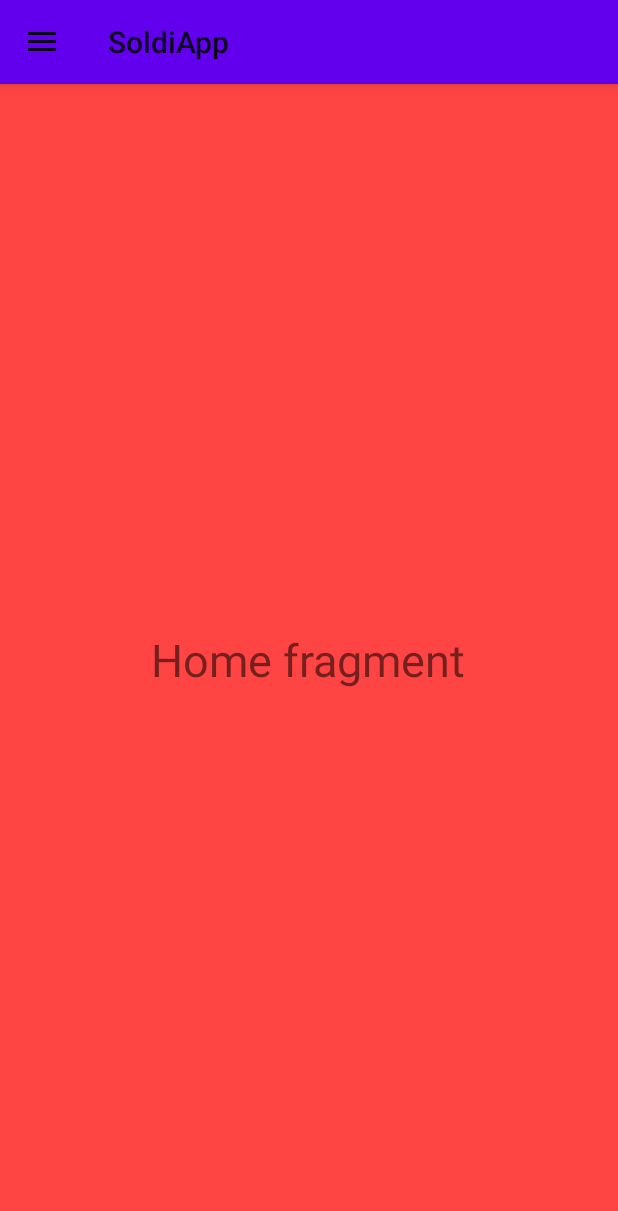
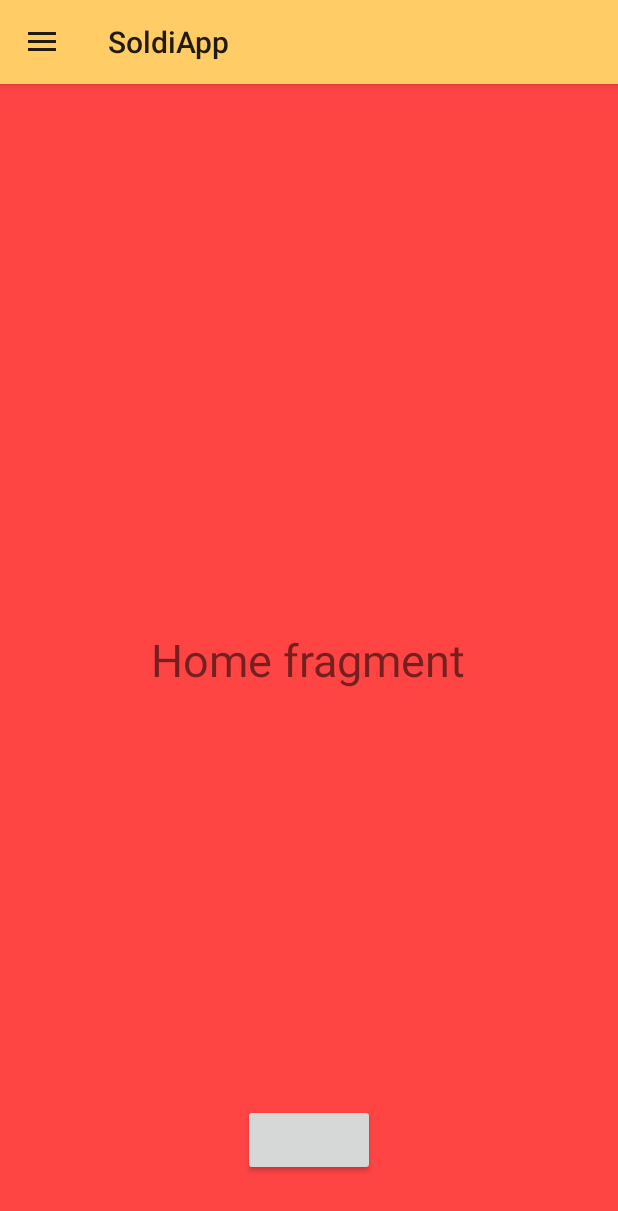
Before and after one commit to ETS-Android2/Android_App_Soldi, an Android app: the screen it shows after launch (MainActivity), on a phone screen of 412 x 824 dp. Shown: the top 1211 px of the screen. Run offline under Robolectric (Android 15) with nearby library versions, the phone set to English and light mode, and no system bars; our stand-ins replace navigation-ui; 1 statement that could not run was skipped.

Commit message:
Navigation Component basics and fragment fixes

```diff
--- a/app/build.gradle
+++ b/app/build.gradle
@@ -26,6 +26,12 @@ android {
 dependencies {
     implementation fileTree(dir: 'libs', include: ['*.jar'])
 
+    def nav_version = "2.3.0-alpha04"
+    // Java language implementation
+    implementation "androidx.navigation:navigation-fragment:$nav_version"
+    implementation "androidx.navigation:navigation-ui:$nav_version"
+
+
     implementation 'androidx.appcompat:appcompat:1.0.2'
     implementation 'com.google.android.material:material:1.0.0'
     implementation 'androidx.constraintlayout:constraintlayout:1.1.3'
--- a/app/src/main/java/com/example/soldiapp/HomeFragment.java
+++ b/app/src/main/java/com/example/soldiapp/HomeFragment.java
@@ -4,10 +4,13 @@ import android.os.Bundle;
 import android.view.LayoutInflater;
 import android.view.View;
 import android.view.ViewGroup;
+import android.widget.Button;
 
 import androidx.annotation.NonNull;
 import androidx.annotation.Nullable;
 import androidx.fragment.app.Fragment;
+import androidx.navigation.NavController;
+import androidx.navigation.Navigation;
 
 public class HomeFragment extends Fragment {
 
@@ -16,4 +19,21 @@ public class HomeFragment extends Fragment {
     public View onCreateView(@NonNull LayoutInflater inflater, @Nullable ViewGroup container, @Nullable Bundle savedInstanceState) {
         return inflater.inflate(R.layout.fragment_home,container, false);
     }
+
+    @Override
+    public void onViewCreated(@NonNull View view, @Nullable Bundle savedInstanceState) {
+        super.onViewCreated(view, savedInstanceState);
+
+        final NavController navController = Navigation.findNavController(getActivity(),R.id.nav_host_fragment);
+
+        Button button = view.findViewById(R.id.startExpenseButton);
+        button.setOnClickListener(new View.OnClickListener(){
+            @Override
+            public void onClick(View v) {
+                navController.navigate(R.id.action_homeFragment_to_i_ExpenseTypeFragment);
+            }
+        });
+
+
+    }
 }
--- a/app/src/main/java/com/example/soldiapp/MainActivity.java
+++ b/app/src/main/java/com/example/soldiapp/MainActivity.java
@@ -6,9 +6,15 @@ import androidx.appcompat.app.AppCompatActivity;
 import androidx.appcompat.widget.Toolbar;
 import androidx.core.view.GravityCompat;
 import androidx.drawerlayout.widget.DrawerLayout;
+import androidx.navigation.NavController;
+import androidx.navigation.Navigation;
+import androidx.navigation.fragment.NavHostFragment;
+import androidx.navigation.ui.NavigationUI;
 
+import android.app.Fragment;
 import android.os.Bundle;
 import android.view.MenuItem;
+import android.view.View;
 import android.widget.Toast;
 
 import com.google.android.material.navigation.NavigationView;
@@ -21,8 +27,64 @@ public class MainActivity extends AppCompatActivity implements NavigationView.On
         super.onCreate(savedInstanceState);
         setContentView(R.layout.activity_main);
 
+        //Navigation
+        setupNavigation();
+
+        //Navigation drawer and toolbar
+        setupNavigationDrawerAndToolbar(savedInstanceState);
+
+    }
+
+    @Override
+    public void onBackPressed() {
+        if (drawer.isDrawerOpen(GravityCompat.START)) {
+            drawer.closeDrawer(GravityCompat.START);
+        } else {
+            super.onBackPressed();
+        }
+
+    }
+
+    //Setting up navigation
+    private void setupNavigation() {
+
         Toolbar toolbar = findViewById(R.id.toolbar);
         setSupportActionBar(toolbar);
+        getSupportActionBar().setDisplayHomeAsUpEnabled(true);
+        getSupportActionBar().setDisplayShowHomeEnabled(true);
+
+        DrawerLayout drawerLayout = findViewById(R.id.drawer_layout);
+
+        NavigationView navigationView = findViewById(R.id.nav_view);
+
+        NavController navController = Navigation.findNavController(this, R.id.nav_host_fragment);
+
+        NavigationUI.setupActionBarWithNavController(this, navController, drawerLayout);
+
+        NavigationUI.setupWithNavController(navigationView, navController);
+
+        navigationView.setNavigationItemSelectedListener(this);
+
+    }
+
+    //TRATAR DE ENCONTRAR EL LISTENER DEL HAMBURGUER PARA CUANDO ESTE EN FRAGMENT DE NAVIGATION DAR HACIA ATRÁS, NO DESPLEGAR DRAWER
+    /*
+            if (getSupportActionBar().getTitle().toString().equals(getResources().getString(R.string.expense_type_title))) {
+        NavController navController = Navigation.findNavController(this, R.id.nav_host_fragment);
+        navController.popBackStack();
+    } else if (getSupportActionBar().getTitle().toString().equals(getResources().getString(R.string.payment_method_title))) {
+        NavController navController = Navigation.findNavController(this, R.id.nav_host_fragment);
+        navController.popBackStack();
+    } else if (getSupportActionBar().getTitle().toString().equals(getResources().getString(R.string.confirm_expense_title))) {
+        NavController navController = Navigation.findNavController(this, R.id.nav_host_fragment);
+        navController.popBackStack();
+    } else {
+    */
+
+    private void setupNavigationDrawerAndToolbar(Bundle savedInstanceState) {
+        Toolbar toolbar = findViewById(R.id.toolbar);
+        setSupportActionBar(toolbar);
+        getSupportActionBar().setTitle(getString(R.string.app_name));
 
         drawer = findViewById(R.id.drawer_layout);
         NavigationView navigationView = findViewById(R.id.nav_view);
@@ -33,46 +95,40 @@ public class MainActivity extends AppCompatActivity implements NavigationView.On
         drawer.addDrawerListener(toggle);
         toggle.syncState();
 
-        if(savedInstanceState==null){ //If activity is really created for the first time.
-            getSupportFragmentManager().beginTransaction().replace(R.id.fragment_container, //Show home when creating activity
+        if (savedInstanceState == null) { //If activity is really created for the first time.
+            getSupportFragmentManager().beginTransaction().replace(R.id.nav_host_fragment, //Show home when creating activity
                     new HomeFragment()).commit();
             navigationView.setCheckedItem(R.id.nav_home);
-        }
-
-    }
-
-
-    @Override
-    public void onBackPressed() {
-        if (drawer.isDrawerOpen(GravityCompat.START)) {
-            drawer.closeDrawer(GravityCompat.START);
-        } else {
-            super.onBackPressed();
         }
     }
 
     @Override
     public boolean onNavigationItemSelected(@NonNull MenuItem menuItem) {
+        String toolbarTitle = "";
         switch (menuItem.getItemId()) {
             case R.id.nav_home:
-                getSupportFragmentManager().beginTransaction().replace(R.id.fragment_container,
+                getSupportFragmentManager().beginTransaction().replace(R.id.nav_host_fragment,
                         new HomeFragment()).commit();
+                getSupportActionBar().setTitle(getString(R.string.app_name));
                 break;
             case R.id.nav_analysis:
-                getSupportFragmentManager().beginTransaction().replace(R.id.fragment_container,
+                getSupportFragmentManager().beginTransaction().replace(R.id.nav_host_fragment,
                         new AnalysisFragment()).commit();
+                getSupportActionBar().setTitle(getString(R.string.analysis));
                 break;
             case R.id.nav_settings:
-                getSupportFragmentManager().beginTransaction().replace(R.id.fragment_container,
+                getSupportFragmentManager().beginTransaction().replace(R.id.nav_host_fragment,
                         new SettingsFragment()).commit();
+                getSupportActionBar().setTitle(getString(R.string.settings));
                 break;
             case R.id.nav_about:
-                getSupportFragmentManager().beginTransaction().replace(R.id.fragment_container,
+                getSupportFragmentManager().beginTransaction().replace(R.id.nav_host_fragment,
                         new AboutFragment()).commit();
+                getSupportActionBar().setTitle(getString(R.string.about));
                 break;
             /*case R.id.nav_share:
-                Toast.makeText(this,"Share", Toast.LENGTH_SHORT).show();
-                break; */
+                Toast.makeText(this, "Share", Toast.LENGTH_SHORT).show();
+                break;*/
         }
 
         drawer.closeDrawer(GravityCompat.START);
--- a/app/src/main/res/layout/activity_main.xml
+++ b/app/src/main/res/layout/activity_main.xml
@@ -1,4 +1,5 @@
 <?xml version="1.0" encoding="utf-8"?>
+
 <androidx.drawerlayout.widget.DrawerLayout xmlns:android="http://schemas.android.com/apk/res/android"
     xmlns:app="http://schemas.android.com/apk/res-auto"
     xmlns:tools="http://schemas.android.com/tools"
@@ -6,8 +7,7 @@
     android:layout_width="match_parent"
     android:layout_height="match_parent"
     android:fitsSystemWindows="true"
-    tools:context=".MainActivity"
-    tools:openDrawer="start">
+    tools:context=".MainActivity">
 
     <LinearLayout
         android:layout_width="match_parent"
@@ -18,18 +18,25 @@
             android:id="@+id/toolbar"
             android:layout_width="match_parent"
             android:layout_height="?attr/actionBarSize"
-            android:background="@color/colorPrimary"
+            android:background="#ffcc66"
             android:elevation="4dp"
             android:theme="@style/ThemeOverlay.AppCompat.ActionBar"
             app:popupTheme="@style/ThemeOverlay.AppCompat.Light" />
 
-        <FrameLayout
+        <fragment
+            android:id="@+id/nav_host_fragment"
+            android:name="androidx.navigation.fragment.NavHostFragment"
+            android:layout_width="match_parent"
+            android:layout_height="match_parent"
+            app:defaultNavHost="true"
+            app:navGraph="@navigation/nav_graph" >
+        </fragment>
+        <!--<FrameLayout
             android:id="@+id/fragment_container"
             android:layout_width="match_parent"
-            android:layout_height="match_parent" />
-
+            android:layout_height="match_parent">
+        </FrameLayout>-->
     </LinearLayout>
-
     <com.google.android.material.navigation.NavigationView
         android:id="@+id/nav_view"
         android:layout_width="wrap_content"
@@ -37,4 +44,6 @@
         android:layout_gravity="start"
         app:headerLayout="@layout/nav_header"
         app:menu="@menu/drawer_menu" />
+
+
 </androidx.drawerlayout.widget.DrawerLayout>
--- a/app/src/main/res/layout/fragment_home.xml
+++ b/app/src/main/res/layout/fragment_home.xml
@@ -1,13 +1,25 @@
 <?xml version="1.0" encoding="utf-8"?>
 <RelativeLayout xmlns:android="http://schemas.android.com/apk/res/android"
-    android:layout_width="match_parent" android:layout_height="match_parent"
-    android:background="@android:color/holo_red_light">
+    android:layout_width="match_parent"
+    android:layout_height="match_parent"
+    xmlns:tools="http://schemas.android.com/tools"
+    android:background="@android:color/holo_red_light"
+    tools:context=".HomeFragment">
 
     <TextView
         android:layout_width="wrap_content"
         android:layout_height="wrap_content"
+        android:layout_centerInParent="true"
         android:text="Home fragment"
-        android:textSize="30dp"
-        android:layout_centerInParent="true"/>
+        android:textSize="30dp" />
+
+    <Button
+        android:id="@+id/startExpenseButton"
+        android:layout_width="wrap_content"
+        android:layout_height="wrap_content"
+        android:layout_alignParentBottom="true"
+        android:layout_centerHorizontal="true"
+        android:layout_marginBottom="40dp" />
+
 
 </RelativeLayout>
--- /dev/null
+++ b/app/src/main/res/navigation/nav_graph.xml
@@ -0,0 +1,44 @@
+<?xml version="1.0" encoding="utf-8"?>
+<navigation xmlns:android="http://schemas.android.com/apk/res/android"
+    xmlns:app="http://schemas.android.com/apk/res-auto"
+    xmlns:tools="http://schemas.android.com/tools"
+    android:id="@+id/nav_graph"
+    app:startDestination="@id/homeFragment">
+    <fragment
+        tools:layout="@layout/fragment_home"
+        android:id="@+id/homeFragment"
+        android:name="com.example.soldiapp.HomeFragment"
+        android:label="HomeFragment">
+        <action
+            android:id="@+id/action_homeFragment_to_i_ExpenseTypeFragment"
+            app:destination="@id/i_ExpenseTypeFragment" />
+    </fragment>
+    <fragment
+        tools:layout="@layout/fragment_i_expense_type"
+        android:id="@+id/i_ExpenseTypeFragment"
+        android:name="com.example.soldiapp.register_expense.I_ExpenseTypeFragment"
+        android:label="i_ExpenseTypeFragment">
+        <action
+            android:id="@+id/action_i_ExpenseTypeFragment_to_ii_PaymentMethodFragment"
+            app:destination="@id/ii_PaymentMethodFragment" />
+    </fragment>
+    <fragment
+        tools:layout="@layout/fragment_ii_payment_method"
+        android:id="@+id/ii_PaymentMethodFragment"
+        android:name="com.example.soldiapp.register_expense.II_PaymentMethodFragment"
+        android:label="ii_PaymentMethodFragment">
+        <action
+            android:id="@+id/action_ii_PaymentMethodFragment_to_iii_ConfirmExpenseFragment"
+            app:destination="@id/iii_ConfirmExpenseFragment" />
+    </fragment>
+    <fragment
+        tools:layout="@layout/fragment_iii_confirm_expense"
+        android:id="@+id/iii_ConfirmExpenseFragment"
+        android:name="com.example.soldiapp.register_expense.III_ConfirmExpenseFragment"
+        android:label="iii_ConfirmExpenseFragment">
+        <action
+            android:id="@+id/action_iii_ConfirmExpenseFragment_to_homeFragment"
+            app:destination="@id/homeFragment"
+            app:popUpTo="@id/homeFragment" />
+    </fragment>
+</navigation>
--- a/app/src/main/res/values/strings.xml
+++ b/app/src/main/res/values/strings.xml
@@ -5,6 +5,14 @@
     <string name="settings">Settings</string>
     <string name="about">About</string>
     <string name="exit">Exit</string>
-    <string name="navigation_drawer_open">Open navigation drawer</string> //Accessibility for blind people
+
+    //Accessibility for blind people
+    <string name="navigation_drawer_open">Open navigation drawer</string>
     <string name="navigation_drawer_close">Close navigation drawer</string>
+
+    <string name="expense_type_title">What?</string>
+    <string name="payment_method_title">How?</string>
+    <string name="confirm_expense_title">Is it okay?</string>
+
+
 </resources>
```
Also changed, not shown: app/src/main/java/com/example/soldiapp/register_expense/III_ConfirmExpenseFragment.java (added, +52 -0 lines), app/src/main/java/com/example/soldiapp/register_expense/II_PaymentMethodFragment.java (added, +53 -0 lines), app/src/main/java/com/example/soldiapp/register_expense/I_ExpenseTypeFragment.java (added, +58 -0 lines), app/src/main/res/layout/fragment_i_expense_type.xml (added, +57 -0 lines), app/src/main/res/layout/fragment_ii_payment_method.xml (added, +34 -0 lines), app/src/main/res/layout/fragment_iii_confirm_expense.xml (added, +28 -0 lines).
